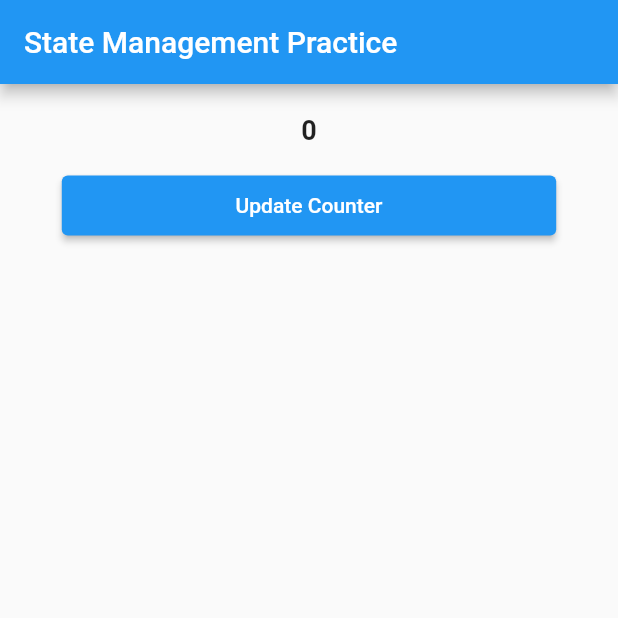
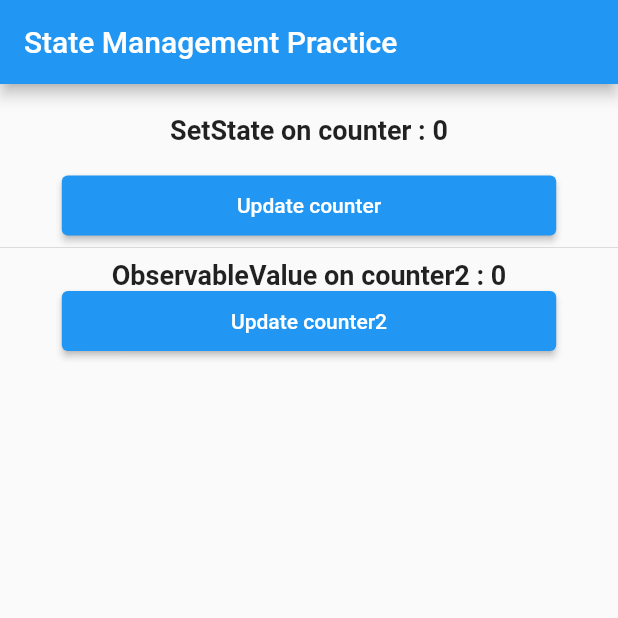
Before and after one commit to lypsisrudiansyah/flutter_statemanagement1, a Flutter app: the screen it shows after launch, on a phone screen of 412 x 824 dp, the top half of it. Run offline on Flutter 3.47's test engine with Material 2 defaults, Android fonts, the phone set to English and light mode, and no system bars.

Commit message:
🐛 fix(home_page.dart): fix typo in method name from updateCounterObservable to updateConterObservable ✨ feat(home_page.dart): add support for updating counter2 value and rebuilding UI/Widget when the value changes

```diff
--- a/lib/home_page.dart
+++ b/lib/home_page.dart
@@ -23,13 +23,15 @@ class _HomePageState extends State<HomePage> {
     setState(() {});
   }
 
-  void updateConterObservable(params) {
-
+  void updateConterObservable() {
+    // & some people called this observable value, every time the value changed, it will rebuild the UI / Widget,
+    // & if you write counter2.value++; 10 times, it will rebuild the UI / Widget 10 times
+    counter2.value++;
   }
 
   @override
   void initState() {
-    timer = Timer.periodic(const Duration(seconds: 1), (timer) { });
+    timer = Timer.periodic(const Duration(seconds: 1), (timer) {});
 
     super.initState();
   }
@@ -56,7 +58,7 @@ class _HomePageState extends State<HomePage> {
             children: [
               const SizedBox(height: 20.0),
               Text(
-                counter.toString(),
+                "SetState on counter : $counter",
                 style: const TextStyle(
                   fontSize: 18.0,
                   fontWeight: FontWeight.bold,
@@ -68,7 +70,28 @@ class _HomePageState extends State<HomePage> {
                 height: 40,
                 child: ElevatedButton(
                   onPressed: () => updateCounter(),
-                  child: const Text("Update Counter"),
+                  child: const Text("Update counter"),
+                ),
+              ),
+              const Divider(),
+              ValueListenableBuilder(
+                valueListenable: counter2,
+                builder: (context, value, child) {
+                  return Text(
+                    "ObservableValue on counter2 : ${counter2.value}",
+                    style: const TextStyle(
+                      fontSize: 18.0,
+                      fontWeight: FontWeight.bold,
+                    ),
+                  );
+                },
+              ),
+              SizedBox(
+                width: MediaQuery.of(context).size.width * 0.8,
+                height: 40,
+                child: ElevatedButton(
+                  onPressed: () => updateConterObservable(),
+                  child: const Text("Update counter2"),
                 ),
               ),
             ],
```
